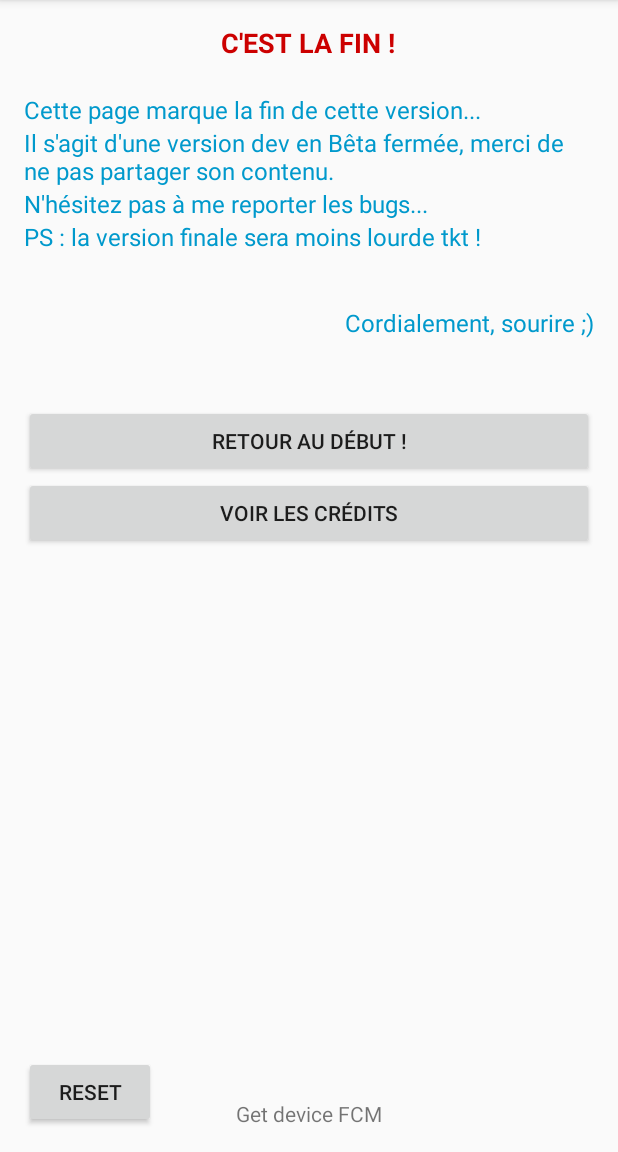
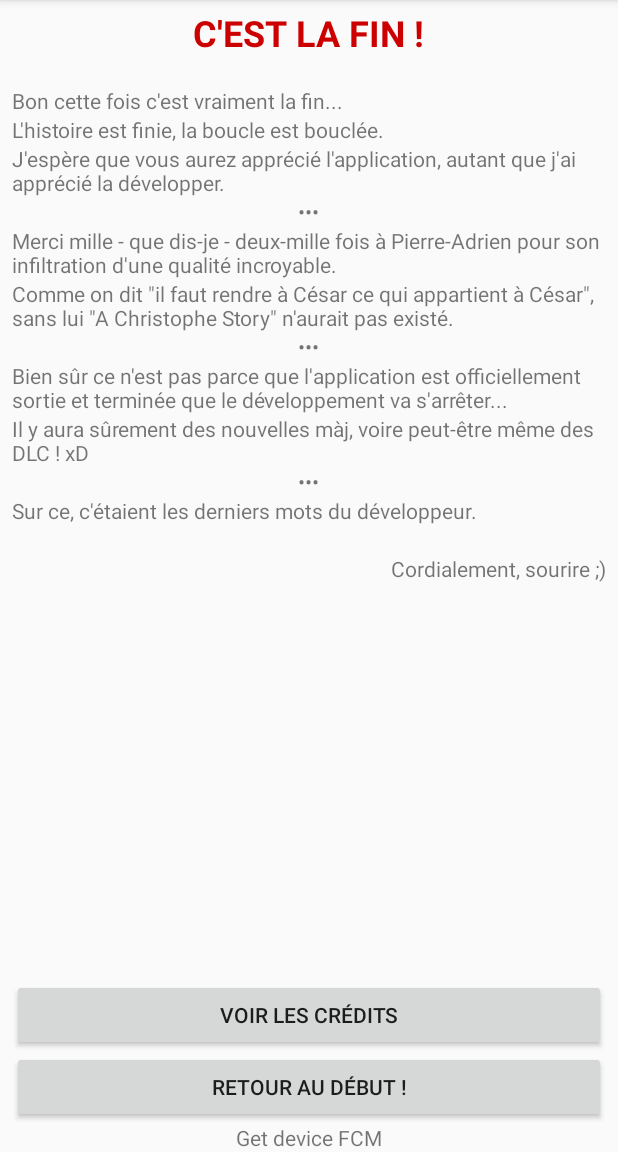
Before and after one commit to thomas40510/achristophe-story, an Android app: the screenlast screen opened directly, with no data from a screen before it, on a phone screen of 412 x 824 dp, the part 84-1236 px from its top. Run offline under Robolectric (Android 15) with nearby library versions, the phone set to English and light mode, and no system bars; libraries missing offline, so code that uses them is left out: io.smooch.ui.

Commit message:
achristophe-story 04/08@17:25

```diff
--- a/app/src/main/java/com/example/studioquaiouest/myapplication/MainActivity.java
+++ b/app/src/main/java/com/example/studioquaiouest/myapplication/MainActivity.java
@@ -273,16 +273,8 @@ public class MainActivity extends AppCompatActivity {
                     public void onClick(DialogInterface dialog, int id) {
                         String code = password.getText().toString();
                         if(code.equals("2242")){
-                            SharedPreferences prefs = getSharedPreferences(save.MY_PREFS, MODE_PRIVATE);
-                            save.saveCode = prefs.getString("savedClass", "");
-
-                            if (!save.saveCode.contains("com.example.studioquaiouest")){
-                                save.saveCode = "com.example.studioquaiouest.myapplication.screen2";
-                            }
-
-                            Intent last = new Intent();
-                            last.setClassName(getApplicationContext(), save.saveCode);
-                            startActivity(last);
+                            Intent intent = new Intent(getApplicationContext(), DayChoose.class);
+                            startActivity(intent);
                         }
                         else if(code.equals("1234")){
                             Intent stupid = new Intent(getApplicationContext(), stupid.class);
--- a/app/src/main/java/com/example/studioquaiouest/myapplication/screen53.java
+++ b/app/src/main/java/com/example/studioquaiouest/myapplication/screen53.java
@@ -91,7 +91,9 @@ public class screen53 extends AppCompatActivity {
 
     public void Verif (View view){
         codeTxt = (EditText) findViewById(R.id.txtCode);
-        int code = Integer.parseInt(codeTxt.getText().toString());
+        String codeSt = codeTxt.getText().toString();
+        if (codeSt.isEmpty()) codeSt = "0";
+        int code = Integer.parseInt(codeSt);
 
         if (code == 959208){
             findViewById(R.id.txtWrong).setVisibility(View.INVISIBLE);
--- a/app/src/main/java/com/example/studioquaiouest/myapplication/screen61.java
+++ b/app/src/main/java/com/example/studioquaiouest/myapplication/screen61.java
@@ -59,7 +59,9 @@ public class screen61 extends AppCompatActivity {
 
     public void Verif (View view){
         codeTxt = (EditText) findViewById(R.id.txtCode);
-        int code = Integer.parseInt(codeTxt.getText().toString());
+        String codeSt = codeTxt.getText().toString();
+        if (codeSt.isEmpty()) codeSt = "0";
+        int code = Integer.parseInt(codeSt);
 
         VideoView vid = (VideoView) findViewById(R.id.vidWrong);
 
--- a/app/src/main/java/com/example/studioquaiouest/myapplication/screen65.java
+++ b/app/src/main/java/com/example/studioquaiouest/myapplication/screen65.java
@@ -64,6 +64,8 @@ public class screen65 extends AppCompatActivity {
         n = 0;
         unlockCount(view);
 
+        n = 19; //for Dev
+
         if (n >= 19){
             findViewById(R.id.txtWrong).setVisibility(View.INVISIBLE);
             AlertDialog.Builder builder = new AlertDialog.Builder(this);
--- a/app/src/main/java/com/example/studioquaiouest/myapplication/screenlast.java
+++ b/app/src/main/java/com/example/studioquaiouest/myapplication/screenlast.java
@@ -24,7 +24,7 @@ public class screenlast extends AppCompatActivity {
     @Override
     protected void onCreate(Bundle savedInstanceState) {
         super.onCreate(savedInstanceState);
-        setContentView(R.layout.activity_screenlast);
+        setContentView(R.layout.activity_screen_verylast);
     }
 
     /**
--- a/app/src/main/res/layout/activity_screen37.xml
+++ b/app/src/main/res/layout/activity_screen37.xml
@@ -151,4 +151,21 @@
         android:typeface="serif"
         android:visibility="invisible" />
 
+    <TextView
+        android:id="@+id/textView47"
+        android:layout_width="wrap_content"
+        android:layout_height="wrap_content"
+        android:layout_alignParentBottom="true"
+        android:layout_alignParentEnd="true"
+        android:text="Pablo"
+        android:textStyle="bold" />
+
+    <TextView
+        android:id="@+id/textView210"
+        android:layout_width="wrap_content"
+        android:layout_height="wrap_content"
+        android:layout_alignParentBottom="true"
+        android:layout_toStartOf="@+id/textView47"
+        android:text="Codé par : " />
+
 </RelativeLayout>
--- /dev/null
+++ b/app/src/main/res/layout/activity_screen_verylast.xml
@@ -0,0 +1,197 @@
+<?xml version="1.0" encoding="utf-8"?>
+<RelativeLayout xmlns:android="http://schemas.android.com/apk/res/android"
+    android:layout_width="match_parent"
+    android:layout_height="match_parent"
+    android:layout_marginLeft="8dp"
+    android:layout_marginRight="8dp"
+    android:layout_marginTop="5dp"
+    android:orientation="vertical">
+
+    <TextView
+        android:id="@+id/textView13"
+        android:layout_width="wrap_content"
+        android:layout_height="wrap_content"
+        android:layout_alignParentTop="true"
+        android:layout_centerHorizontal="true"
+        android:text="C'est la fin !"
+        android:textAllCaps="true"
+        android:textColor="@android:color/holo_red_dark"
+        android:textSize="24sp"
+        android:textStyle="normal|bold" />
+
+    <TextView
+        android:id="@+id/textView209"
+        android:layout_width="wrap_content"
+        android:layout_height="wrap_content"
+        android:layout_below="@+id/textView13"
+        android:layout_centerHorizontal="true" />
+
+    <Button
+        android:id="@+id/button4"
+        android:layout_width="wrap_content"
+        android:layout_height="wrap_content"
+        android:layout_above="@+id/tokentxt"
+        android:layout_alignParentEnd="true"
+        android:layout_alignParentStart="true"
+        android:onClick="gotoMain"
+        android:text="retour au début !" />
+
+    <Button
+        android:id="@+id/button10"
+        android:layout_width="wrap_content"
+        android:layout_height="wrap_content"
+        android:layout_above="@+id/button4"
+        android:layout_alignParentEnd="true"
+        android:layout_alignParentStart="true"
+        android:onClick="gotoCredits"
+        android:text="Voir les crédits"
+        android:visibility="visible" />
+
+    <TextView
+        android:id="@+id/tokentxt"
+        android:layout_width="wrap_content"
+        android:layout_height="wrap_content"
+        android:layout_alignParentBottom="true"
+        android:layout_centerHorizontal="true"
+        android:clickable="true"
+        android:onClick="gettoken"
+        android:text="Get device FCM"
+        android:textSize="14sp" />
+
+    <RelativeLayout
+        android:id="@+id/relativeLayout6"
+        android:layout_width="match_parent"
+        android:layout_height="match_parent"
+        android:layout_alignParentStart="true"
+        android:layout_alignParentTop="true"
+        android:visibility="gone">
+
+    </RelativeLayout>
+
+    <RelativeLayout
+        android:layout_width="wrap_content"
+        android:layout_height="wrap_content"
+        android:layout_above="@+id/button10"
+        android:layout_alignParentEnd="true"
+        android:layout_alignParentStart="true"
+        android:layout_below="@+id/textView209"
+        android:layout_centerHorizontal="true">
+
+        <TextView
+            android:id="@+id/textView211"
+            android:layout_width="wrap_content"
+            android:layout_height="wrap_content"
+            android:layout_alignParentStart="true"
+            android:layout_alignParentTop="true"
+            android:text="Bon cette fois c'est vraiment la fin..."
+            android:textSize="14sp" />
+
+        <TextView
+            android:id="@+id/textView212"
+            android:layout_width="wrap_content"
+            android:layout_height="wrap_content"
+            android:layout_alignParentStart="true"
+            android:layout_below="@+id/textView211"
+            android:text="L'histoire est finie, la boucle est bouclée."
+            android:textSize="14sp" />
+
+        <TextView
+            android:id="@+id/textView213"
+            android:layout_width="wrap_content"
+            android:layout_height="wrap_content"
+            android:layout_alignParentStart="true"
+            android:layout_below="@+id/textView212"
+            android:text="J'espère que vous aurez apprécié l'application, autant que j'ai apprécié la développer."
+            android:textSize="14sp" />
+
+        <TextView
+            android:id="@+id/textView214"
+            android:layout_width="wrap_content"
+            android:layout_height="wrap_content"
+            android:layout_below="@+id/textView213"
+            android:layout_centerHorizontal="true"
+            android:text="•••"
+            android:textSize="14sp" />
+
+        <TextView
+            android:id="@+id/textView215"
+            android:layout_width="wrap_content"
+            android:layout_height="wrap_content"
+            android:layout_alignParentStart="true"
+            android:layout_below="@+id/textView214"
+            android:text="Merci mille - que dis-je - deux-mille fois à Pierre-Adrien pour son infiltration d'une qualité incroyable."
+            android:textSize="14sp" />
+
+        <TextView
+            android:id="@+id/textView224"
+            android:layout_width="wrap_content"
+            android:layout_height="wrap_content"
+            android:layout_alignEnd="@+id/textView221"
+            android:layout_below="@+id/textView221"
+            android:textSize="14sp" />
+
+        <TextView
+            android:id="@+id/textView219"
+            android:layout_width="wrap_content"
+            android:layout_height="wrap_content"
+            android:layout_alignParentStart="true"
+            android:layout_below="@+id/textView218"
+            android:text="Il y aura sûrement des nouvelles màj, voire peut-être même des DLC ! xD"
+            android:textSize="14sp" />
+
+        <TextView
+            android:id="@+id/textView220"
+            android:layout_width="wrap_content"
+            android:layout_height="wrap_content"
+            android:layout_below="@+id/textView219"
+            android:layout_centerHorizontal="true"
+            android:text="•••"
+            android:textSize="14sp" />
+
+        <TextView
+            android:id="@+id/textView221"
+            android:layout_width="wrap_content"
+            android:layout_height="wrap_content"
+            android:layout_alignParentStart="true"
+            android:layout_below="@+id/textView220"
+            android:text="Sur ce, c'étaient les derniers mots du développeur."
+            android:textSize="14sp" />
+
+        <TextView
+            android:id="@+id/textView216"
+            android:layout_width="wrap_content"
+            android:layout_height="wrap_content"
+            android:layout_alignParentStart="true"
+            android:layout_below="@+id/textView215"
+            android:text="Comme on dit &quot;il faut rendre à César ce qui appartient à César&quot;, sans lui &quot;A Christophe Story&quot; n'aurait pas existé."
+            android:textSize="14sp" />
+
+        <TextView
+            android:id="@+id/textView217"
+            android:layout_width="wrap_content"
+            android:layout_height="wrap_content"
+            android:layout_below="@+id/textView216"
+            android:layout_centerHorizontal="true"
+            android:text="•••"
+            android:textSize="14sp" />
+
+        <TextView
+            android:id="@+id/textView223"
+            android:layout_width="wrap_content"
+            android:layout_height="wrap_content"
+            android:layout_alignParentEnd="true"
+            android:layout_below="@+id/textView224"
+            android:text="Cordialement, sourire ;)"
+            android:textSize="14sp" />
+
+        <TextView
+            android:id="@+id/textView218"
+            android:layout_width="wrap_content"
+            android:layout_height="wrap_content"
+            android:layout_alignParentStart="true"
+            android:layout_below="@+id/textView217"
+            android:text="Bien sûr ce n'est pas parce que l'application est officiellement sortie et terminée que le développement va s'arrêter..."
+            android:textSize="14sp" />
+    </RelativeLayout>
+
+</RelativeLayout>
--- a/app/src/main/res/layout/activity_screenlast.xml
+++ b/app/src/main/res/layout/activity_screenlast.xml
@@ -86,16 +86,6 @@
         android:layout_alignParentEnd="true"
         android:onClick="gotoCredits" />
 
-    <Button
-        android:id="@+id/button15"
-        android:layout_width="wrap_content"
-        android:layout_height="wrap_content"
-        android:layout_alignParentBottom="true"
-        android:layout_alignParentStart="true"
-        android:onClick="resetit"
-        android:text="Reset"
-        android:visibility="visible" />
-
     <TextView
         android:id="@+id/textView205"
         android:layout_width="wrap_content"
```
Also changed, not shown: 333 other files.
